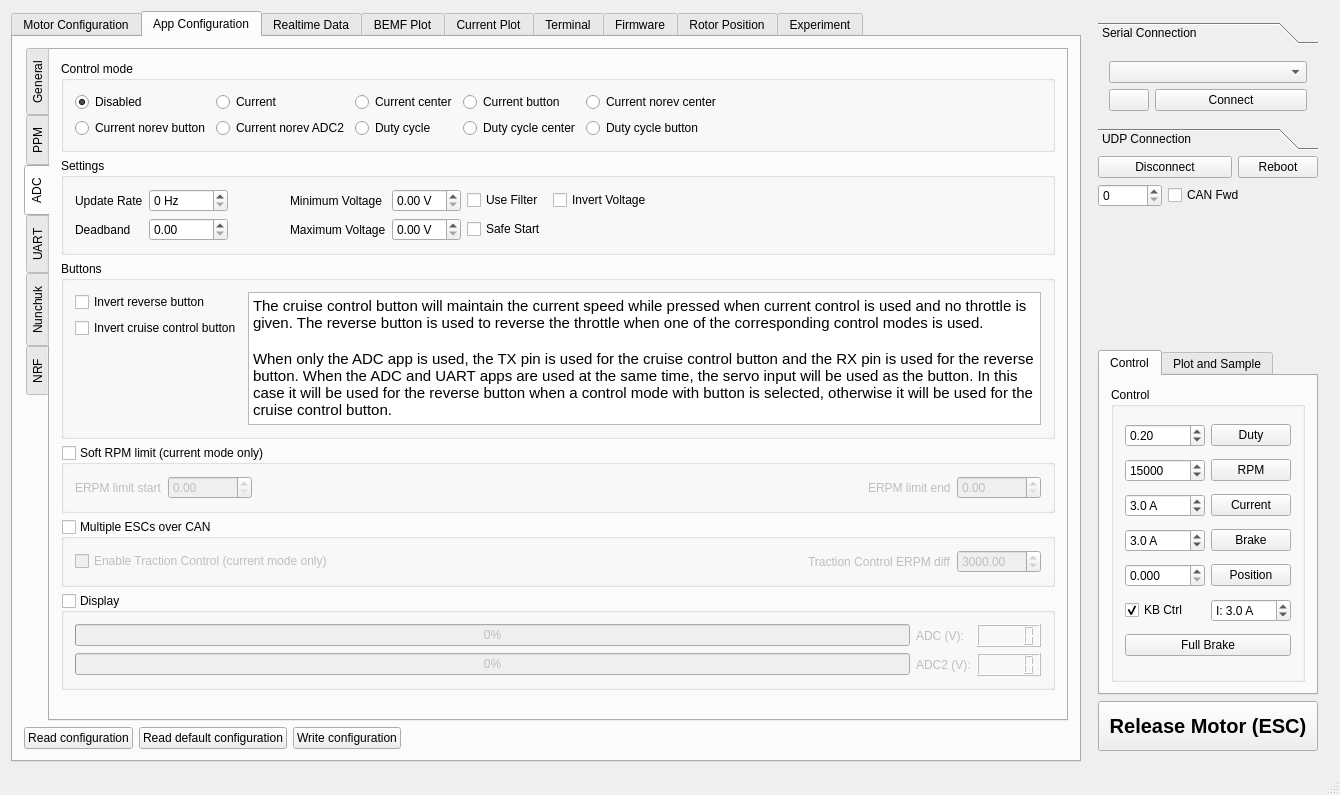
Above: mainwindow.ui from vedderb/bldc-tool before the change. Below: the same form after it.
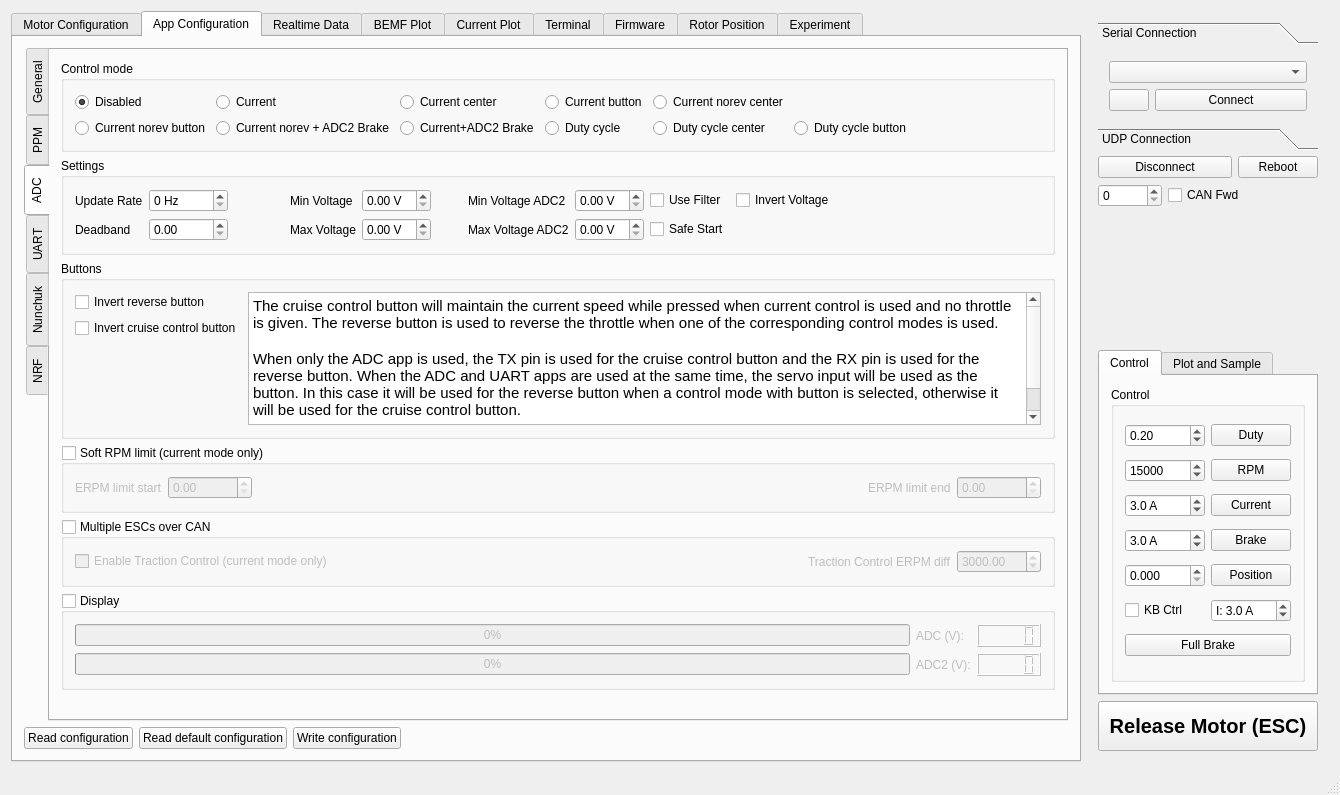
That is the form after the change. The open tabs and pages were chosen to show the change. Icons and pictures are not drawn. Custom widgets are drawn as their Qt base class.

Commit message: added new mode for using ADC2 for brake and button for reverse, disabled KB control as default and let ESC key work always

```diff
--- a/mainwindow.ui
+++ b/mainwindow.ui
@@ -3305,13 +3305,6 @@
                 <layout class="QHBoxLayout" name="horizontalLayout_40">
                  <item>
                   <layout class="QGridLayout" name="gridLayout_30">
-                   <item row="0" column="3">
-                    <widget class="QRadioButton" name="appconfAdcCurrentButtonButton">
-                     <property name="text">
-                      <string>Current button</string>
-                     </property>
-                    </widget>
-                   </item>
                    <item row="0" column="0">
                     <widget class="QRadioButton" name="appconfAdcDisabledButton">
                      <property name="text">
@@ -3322,13 +3315,6 @@
                      </property>
                     </widget>
                    </item>
-                   <item row="0" column="4">
-                    <widget class="QRadioButton" name="appconfAdcCurrentNorevCenterButton">
-                     <property name="text">
-                      <string>Current norev center</string>
-                     </property>
-                    </widget>
-                   </item>
                    <item row="1" column="0">
                     <widget class="QRadioButton" name="appconfAdcCurrentNorevButtonButton">
                      <property name="text">
@@ -3346,28 +3332,21 @@
                      </property>
                     </widget>
                    </item>
-                   <item row="0" column="2">
-                    <widget class="QRadioButton" name="appconfAdcCurrentCenterButton">
-                     <property name="text">
-                      <string>Current center</string>
-                     </property>
-                    </widget>
-                   </item>
-                   <item row="1" column="4">
+                   <item row="1" column="5">
                     <widget class="QRadioButton" name="appconfAdcDutyCycleButtonButton">
                      <property name="text">
                       <string>Duty cycle button</string>
                      </property>
                     </widget>
                    </item>
-                   <item row="1" column="3">
+                   <item row="1" column="4">
                     <widget class="QRadioButton" name="appconfAdcDutyCycleCenterButton">
                      <property name="text">
                       <string>Duty cycle center</string>
                      </property>
                     </widget>
                    </item>
-                   <item row="1" column="2">
+                   <item row="1" column="3">
                     <widget class="QRadioButton" name="appconfAdcDutyCycleButton">
                      <property name="text">
                       <string>Duty cycle</string>
@@ -3377,7 +3356,35 @@
                    <item row="1" column="1">
                     <widget class="QRadioButton" name="appconfAdcCurrentNorevAdcButton">
                      <property name="text">
-                      <string>Current norev ADC2</string>
+                      <string>Current norev + ADC2 Brake</string>
+                     </property>
+                    </widget>
+                   </item>
+                   <item row="1" column="2">
+                    <widget class="QRadioButton" name="appconfAdcCurrentAdcButton">
+                     <property name="text">
+                      <string>Current+ADC2 Brake</string>
+                     </property>
+                    </widget>
+                   </item>
+                   <item row="0" column="2">
+                    <widget class="QRadioButton" name="appconfAdcCurrentCenterButton">
+                     <property name="text">
+                      <string>Current center</string>
+                     </property>
+                    </widget>
+                   </item>
+                   <item row="0" column="3">
+                    <widget class="QRadioButton" name="appconfAdcCurrentButtonButton">
+                     <property name="text">
+                      <string>Current button</string>
+                     </property>
+                    </widget>
+                   </item>
+                   <item row="0" column="4">
+                    <widget class="QRadioButton" name="appconfAdcCurrentNorevCenterButton">
+                     <property name="text">
+                      <string>Current norev center</string>
                      </property>
                     </widget>
                    </item>
@@ -3435,7 +3442,7 @@
                    </property>
                   </widget>
                  </item>
-                 <item row="0" column="5">
+                 <item row="0" column="8">
                   <widget class="QCheckBox" name="appconfAdcFilterBox">
                    <property name="toolTip">
                     <string>&lt;html&gt;&lt;head/&gt;&lt;body&gt;&lt;p&gt;Use a median filter to reject niose. This will introduce one sample delay.&lt;/p&gt;&lt;/body&gt;&lt;/html&gt;</string>
@@ -3452,7 +3459,7 @@
                    </property>
                   </widget>
                  </item>
-                 <item row="1" column="5">
+                 <item row="1" column="8">
                   <widget class="QCheckBox" name="appconfAdcSafeStartBox">
                    <property name="toolTip">
                     <string>&lt;html&gt;&lt;head/&gt;&lt;body&gt;&lt;p&gt;Don't give throttle unless the received output has been 0 for at leas 50 pulses. The counter is reset on boot, every time a new configuration is loaded and when a timeout occurs.&lt;/p&gt;&lt;/body&gt;&lt;/html&gt;</string>
@@ -3472,7 +3479,7 @@
                    </property>
                   </widget>
                  </item>
-                 <item row="0" column="7">
+                 <item row="0" column="10">
                   <spacer name="horizontalSpacer_18">
                    <property name="orientation">
                     <enum>Qt::Horizontal</enum>
@@ -3501,14 +3508,14 @@
                  <item row="0" column="3">
                   <widget class="QLabel" name="label_77">
                    <property name="text">
-                    <string>Minimum Voltage</string>
+                    <string>Min Voltage</string>
                    </property>
                   </widget>
                  </item>
                  <item row="1" column="3">
                   <widget class="QLabel" name="label_75">
                    <property name="text">
-                    <string>Maximum Voltage</string>
+                    <string>Max Voltage</string>
                    </property>
                   </widget>
                  </item>
@@ -3525,13 +3532,63 @@
                    </property>
                   </widget>
                  </item>
-                 <item row="0" column="6">
+                 <item row="0" column="9">
                   <widget class="QCheckBox" name="appconfAdcInvertVoltageBox">
                    <property name="text">
                     <string>Invert Voltage</string>
                    </property>
                   </widget>
                  </item>
+                 <item row="1" column="6">
+                  <widget class="QLabel" name="label_106">
+                   <property name="text">
+                    <string>Max Voltage ADC2</string>
+                   </property>
+                  </widget>
+                 </item>
+                 <item row="0" column="6">
+                  <widget class="QLabel" name="label_102">
+                   <property name="text">
+                    <string>Min Voltage ADC2</string>
+                   </property>
+                  </widget>
+                 </item>
+                 <item row="0" column="5">
+                  <widget class="QWidget" name="widget_3" native="true">
+                   <property name="minimumSize">
+                    <size>
+                     <width>25</width>
+                     <height>0</height>
+                    </size>
+                   </property>
+                  </widget>
+                 </item>
+                 <item row="0" column="7">
+                  <widget class="QDoubleSpinBox" name="appconfAdcVoltageStartBox_2">
+                   <property name="suffix">
+                    <string> V</string>
+                   </property>
+                   <property name="maximum">
+                    <double>10.000000000000000</double>
+                   </property>
+                   <property name="singleStep">
+                    <double>0.010000000000000</double>
+                   </property>
+                  </widget>
+                 </item>
+                 <item row="1" column="7">
+                  <widget class="QDoubleSpinBox" name="appconfAdcVoltageEndBox_2">
+                   <property name="suffix">
+                    <string> V</string>
+                   </property>
+                   <property name="maximum">
+                    <double>20.000000000000000</double>
+                   </property>
+                   <property name="singleStep">
+                    <double>0.010000000000000</double>
+                   </property>
+                  </widget>
+                 </item>
                 </layout>
                </widget>
               </item>
@@ -3574,10 +3631,12 @@
                     <string>&lt;!DOCTYPE HTML PUBLIC &quot;-//W3C//DTD HTML 4.0//EN&quot; &quot;http://www.w3.org/TR/REC-html40/strict.dtd&quot;&gt;
 &lt;html&gt;&lt;head&gt;&lt;meta name=&quot;qrichtext&quot; content=&quot;1&quot; /&gt;&lt;style type=&quot;text/css&quot;&gt;
 p, li { white-space: pre-wrap; }
-&lt;/style&gt;&lt;/head&gt;&lt;body style=&quot; font-family:'Ubuntu'; font-size:12pt; font-weight:400; font-style:normal;&quot;&gt;
-&lt;p style=&quot; margin-top:0px; margin-bottom:0px; margin-left:0px; margin-right:0px; -qt-block-indent:0; text-indent:0px;&quot;&gt;&lt;span style=&quot; font-size:11pt;&quot;&gt;The cruise control button will maintain the current speed while pressed when current control is used and no throttle is given. The reverse button is used to reverse the throttle when one of the corresponding control modes is used.&lt;/span&gt;&lt;/p&gt;
-&lt;p style=&quot;-qt-paragraph-type:empty; margin-top:0px; margin-bottom:0px; margin-left:0px; margin-right:0px; -qt-block-indent:0; text-indent:0px; font-size:11pt;&quot;&gt;&lt;br /&gt;&lt;/p&gt;
-&lt;p style=&quot; margin-top:0px; margin-bottom:0px; margin-left:0px; margin-right:0px; -qt-block-indent:0; text-indent:0px;&quot;&gt;&lt;span style=&quot; font-size:11pt;&quot;&gt;When only the ADC app is used, the TX pin is used for the cruise control button and the RX pin is used for the reverse button. When the ADC and UART apps are used at the same time, the servo input will be used as the button. In this case it will be used for the reverse button when a control mode with button is selected, otherwise it will be used for the cruise control button.&lt;/span&gt;&lt;/p&gt;&lt;/body&gt;&lt;/html&gt;</string>
+&lt;/style&gt;&lt;/head&gt;&lt;body style=&quot; font-family:'Ubuntu'; font-size:9pt; font-weight:400; font-style:normal;&quot;&gt;
+&lt;p style=&quot; margin-top:0px; margin-bottom:0px; margin-left:0px; margin-right:0px; -qt-block-indent:0; text-indent:0px;&quot;&gt;&lt;span style=&quot; font-family:'Ubuntu'; font-size:11pt;&quot;&gt;The cruise control button will maintain the current speed while pressed when current control is used and no throttle is given. The reverse button is used to reverse the throttle when one of the corresponding control modes is used.&lt;/span&gt;&lt;/p&gt;
+&lt;p style=&quot;-qt-paragraph-type:empty; margin-top:0px; margin-bottom:0px; margin-left:0px; margin-right:0px; -qt-block-indent:0; text-indent:0px; font-family:'Ubuntu'; font-size:11pt;&quot;&gt;&lt;br /&gt;&lt;/p&gt;
+&lt;p style=&quot; margin-top:0px; margin-bottom:0px; margin-left:0px; margin-right:0px; -qt-block-indent:0; text-indent:0px;&quot;&gt;&lt;span style=&quot; font-family:'Ubuntu'; font-size:11pt;&quot;&gt;When only the ADC app is used, the TX pin is used for the cruise control button and the RX pin is used for the reverse button. When the ADC and UART apps are used at the same time, the servo input will be used as the button. In this case it will be used for the reverse button when a control mode with button is selected, otherwise it will be used for the cruise control button.&lt;/span&gt;&lt;/p&gt;
+&lt;p style=&quot;-qt-paragraph-type:empty; margin-top:0px; margin-bottom:0px; margin-left:0px; margin-right:0px; -qt-block-indent:0; text-indent:0px; font-family:'Ubuntu'; font-size:11pt;&quot;&gt;&lt;br /&gt;&lt;/p&gt;
+&lt;p style=&quot; margin-top:0px; margin-bottom:0px; margin-left:0px; margin-right:0px; -qt-block-indent:0; text-indent:0px;&quot;&gt;&lt;span style=&quot; font-family:'Ubuntu'; font-size:11pt;&quot;&gt;The ADC2 Options are for braking. Use ADC for Throttle and ADC2 for Brake.&lt;/span&gt;&lt;/p&gt;&lt;/body&gt;&lt;/html&gt;</string>
                    </property>
                   </widget>
                  </item>
@@ -4106,16 +4165,16 @@
                  <string>&lt;!DOCTYPE HTML PUBLIC &quot;-//W3C//DTD HTML 4.0//EN&quot; &quot;http://www.w3.org/TR/REC-html40/strict.dtd&quot;&gt;
 &lt;html&gt;&lt;head&gt;&lt;meta name=&quot;qrichtext&quot; content=&quot;1&quot; /&gt;&lt;style type=&quot;text/css&quot;&gt;
 p, li { white-space: pre-wrap; }
-&lt;/style&gt;&lt;/head&gt;&lt;body style=&quot; font-family:'Ubuntu'; font-size:12pt; font-weight:400; font-style:normal;&quot;&gt;
-&lt;p style=&quot; margin-top:0px; margin-bottom:0px; margin-left:0px; margin-right:0px; -qt-block-indent:0; text-indent:0px;&quot;&gt;&lt;span style=&quot; font-size:11pt;&quot;&gt;This has been tested with the wireless Nyko Kama nunchuk. The receiver can be connected directly to the I2C port on the ESC. The y-axis on the joystick is used for acceleration/braking. The buttons have the following functions:&lt;/span&gt;&lt;/p&gt;
-&lt;p style=&quot;-qt-paragraph-type:empty; margin-top:0px; margin-bottom:0px; margin-left:0px; margin-right:0px; -qt-block-indent:0; text-indent:0px; font-size:11pt;&quot;&gt;&lt;br /&gt;&lt;/p&gt;
-&lt;p style=&quot; margin-top:0px; margin-bottom:0px; margin-left:0px; margin-right:0px; -qt-block-indent:0; text-indent:0px;&quot;&gt;&lt;span style=&quot; font-size:11pt; font-weight:600;&quot;&gt;C-Button:&lt;/span&gt;&lt;/p&gt;
-&lt;p style=&quot; margin-top:0px; margin-bottom:0px; margin-left:0px; margin-right:0px; -qt-block-indent:0; text-indent:0px;&quot;&gt;&lt;span style=&quot; font-size:11pt;&quot;&gt;Cruise control. If the C-button is pressed, the ESC will maintail the current speed with a PID control loop. The joystick can still be used to accelerate and brake, but as soon as it is returned to the center position the new speed will be maintained, as long as the C-button remains pressed.&lt;/span&gt;&lt;/p&gt;
-&lt;p style=&quot;-qt-paragraph-type:empty; margin-top:0px; margin-bottom:0px; margin-left:0px; margin-right:0px; -qt-block-indent:0; text-indent:0px; font-size:11pt;&quot;&gt;&lt;br /&gt;&lt;/p&gt;
-&lt;p style=&quot; margin-top:0px; margin-bottom:0px; margin-left:0px; margin-right:0px; -qt-block-indent:0; text-indent:0px;&quot;&gt;&lt;span style=&quot; font-size:11pt; font-weight:600;&quot;&gt;Z-Button:&lt;/span&gt;&lt;/p&gt;
-&lt;p style=&quot; margin-top:0px; margin-bottom:0px; margin-left:0px; margin-right:0px; -qt-block-indent:0; text-indent:0px;&quot;&gt;&lt;span style=&quot; font-size:11pt;&quot;&gt;The Z-button is used to change the direction of the motor if reverse is activated. Without reverse, Z has no effect.&lt;/span&gt;&lt;/p&gt;
-&lt;p style=&quot;-qt-paragraph-type:empty; margin-top:0px; margin-bottom:0px; margin-left:0px; margin-right:0px; -qt-block-indent:0; text-indent:0px; font-size:11pt;&quot;&gt;&lt;br /&gt;&lt;/p&gt;
-&lt;p style=&quot; margin-top:0px; margin-bottom:0px; margin-left:0px; margin-right:0px; -qt-block-indent:0; text-indent:0px;&quot;&gt;&lt;span style=&quot; font-size:11pt;&quot;&gt;There is also a safety function. If nothing received from the nunchuk (including the accelerometers) changes for longer than the timeout value in the &lt;/span&gt;&lt;span style=&quot; font-size:11pt; font-style:italic;&quot;&gt;General&lt;/span&gt;&lt;span style=&quot; font-size:11pt;&quot;&gt; tab, the timeout function will be activated and either release the motor or brake with the current specified next to the timeout value.&lt;/span&gt;&lt;/p&gt;&lt;/body&gt;&lt;/html&gt;</string>
+&lt;/style&gt;&lt;/head&gt;&lt;body style=&quot; font-family:'Ubuntu'; font-size:9pt; font-weight:400; font-style:normal;&quot;&gt;
+&lt;p style=&quot; margin-top:0px; margin-bottom:0px; margin-left:0px; margin-right:0px; -qt-block-indent:0; text-indent:0px;&quot;&gt;&lt;span style=&quot; font-family:'Ubuntu'; font-size:11pt;&quot;&gt;This has been tested with the wireless Nyko Kama nunchuk. The receiver can be connected directly to the I2C port on the ESC. The y-axis on the joystick is used for acceleration/braking. The buttons have the following functions:&lt;/span&gt;&lt;/p&gt;
+&lt;p style=&quot;-qt-paragraph-type:empty; margin-top:0px; margin-bottom:0px; margin-left:0px; margin-right:0px; -qt-block-indent:0; text-indent:0px; font-family:'Ubuntu'; font-size:11pt;&quot;&gt;&lt;br /&gt;&lt;/p&gt;
+&lt;p style=&quot; margin-top:0px; margin-bottom:0px; margin-left:0px; margin-right:0px; -qt-block-indent:0; text-indent:0px;&quot;&gt;&lt;span style=&quot; font-family:'Ubuntu'; font-size:11pt; font-weight:600;&quot;&gt;C-Button:&lt;/span&gt;&lt;/p&gt;
+&lt;p style=&quot; margin-top:0px; margin-bottom:0px; margin-left:0px; margin-right:0px; -qt-block-indent:0; text-indent:0px;&quot;&gt;&lt;span style=&quot; font-family:'Ubuntu'; font-size:11pt;&quot;&gt;Cruise control. If the C-button is pressed, the ESC will maintail the current speed with a PID control loop. The joystick can still be used to accelerate and brake, but as soon as it is returned to the center position the new speed will be maintained, as long as the C-button remains pressed.&lt;/span&gt;&lt;/p&gt;
+&lt;p style=&quot;-qt-paragraph-type:empty; margin-top:0px; margin-bottom:0px; margin-left:0px; margin-right:0px; -qt-block-indent:0; text-indent:0px; font-family:'Ubuntu'; font-size:11pt;&quot;&gt;&lt;br /&gt;&lt;/p&gt;
+&lt;p style=&quot; margin-top:0px; margin-bottom:0px; margin-left:0px; margin-right:0px; -qt-block-indent:0; text-indent:0px;&quot;&gt;&lt;span style=&quot; font-family:'Ubuntu'; font-size:11pt; font-weight:600;&quot;&gt;Z-Button:&lt;/span&gt;&lt;/p&gt;
+&lt;p style=&quot; margin-top:0px; margin-bottom:0px; margin-left:0px; margin-right:0px; -qt-block-indent:0; text-indent:0px;&quot;&gt;&lt;span style=&quot; font-family:'Ubuntu'; font-size:11pt;&quot;&gt;The Z-button is used to change the direction of the motor if reverse is activated. Without reverse, Z has no effect.&lt;/span&gt;&lt;/p&gt;
+&lt;p style=&quot;-qt-paragraph-type:empty; margin-top:0px; margin-bottom:0px; margin-left:0px; margin-right:0px; -qt-block-indent:0; text-indent:0px; font-family:'Ubuntu'; font-size:11pt;&quot;&gt;&lt;br /&gt;&lt;/p&gt;
+&lt;p style=&quot; margin-top:0px; margin-bottom:0px; margin-left:0px; margin-right:0px; -qt-block-indent:0; text-indent:0px;&quot;&gt;&lt;span style=&quot; font-family:'Ubuntu'; font-size:11pt;&quot;&gt;There is also a safety function. If nothing received from the nunchuk (including the accelerometers) changes for longer than the timeout value in the &lt;/span&gt;&lt;span style=&quot; font-family:'Ubuntu'; font-size:11pt; font-style:italic;&quot;&gt;General&lt;/span&gt;&lt;span style=&quot; font-family:'Ubuntu'; font-size:11pt;&quot;&gt; tab, the timeout function will be activated and either release the motor or brake with the current specified next to the timeout value.&lt;/span&gt;&lt;/p&gt;&lt;/body&gt;&lt;/html&gt;</string>
                 </property>
                </widget>
               </item>
@@ -5641,8 +5700,8 @@
            <rect>
             <x>0</x>
             <y>0</y>
-            <width>248</width>
-            <height>82</height>
+            <width>203</width>
+            <height>70</height>
            </rect>
           </property>
           <attribute name="label">
@@ -5690,8 +5749,8 @@
            <rect>
             <x>0</x>
             <y>0</y>
-            <width>248</width>
-            <height>82</height>
+            <width>203</width>
+            <height>68</height>
            </rect>
           </property>
           <attribute name="label">
@@ -5896,7 +5955,7 @@
                  <string>KB Ctrl</string>
                 </property>
                 <property name="checked">
-                 <bool>true</bool>
+                 <bool>false</bool>
                 </property>
                </widget>
               </item>
```
Left out of the diff: 3 changed lines with no effect on the pictures. The commit also changes 3 other files.
